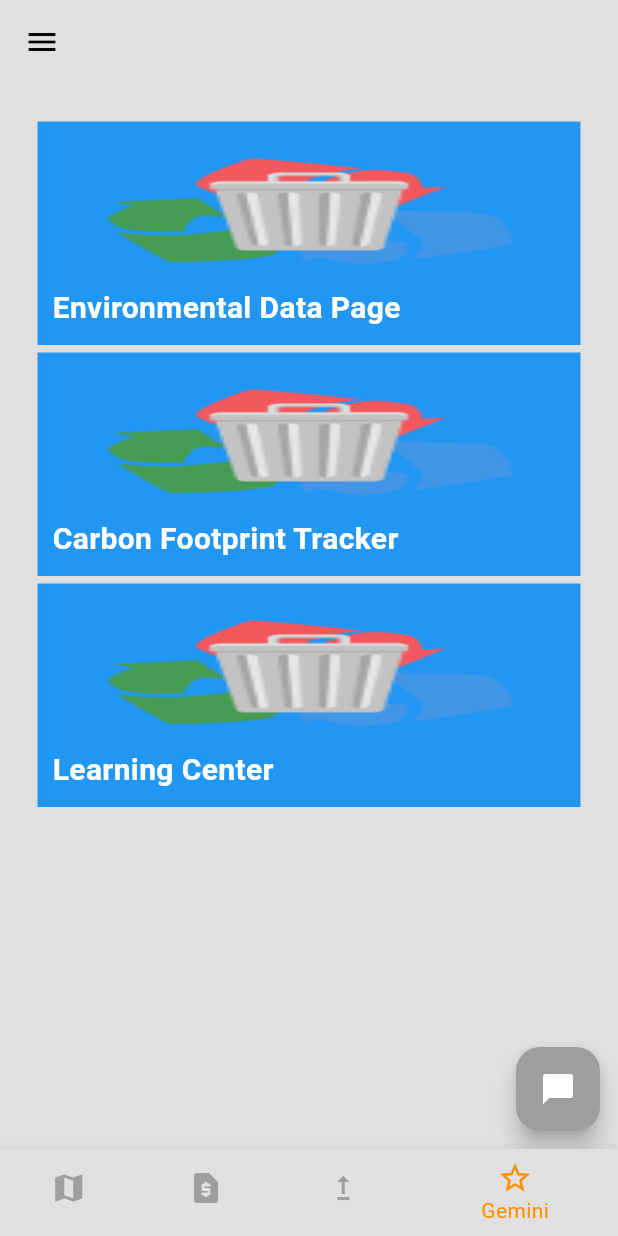
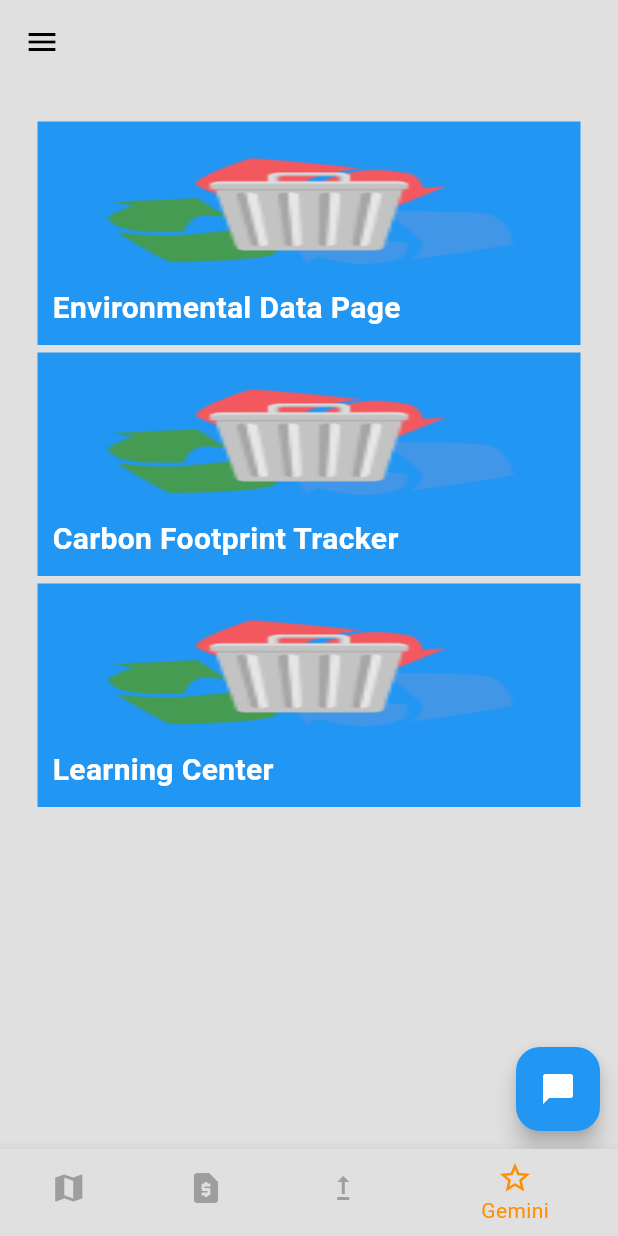
Before and after one commit to rkareem2/Clean-Cycle_flutter-app, a Flutter app: the screen it shows once a user with an empty profile is signed in, item 4 of the bottom bar chosen, on a phone screen of 412 x 824 dp. Run offline on Flutter 3.47's test engine with Material 3 defaults, Android fonts, the phone set to English and light mode, and no system bars; our stand-ins replace cloud_firestore, firebase_auth, firebase_core, flutter_markdown, get, google_generative_ai and 2 more; accounts and stored records are empty.

Commit message:
Update gemini_page.dart

```diff
--- a/clean_cycle/lib/pages/gemini_page.dart
+++ b/clean_cycle/lib/pages/gemini_page.dart
@@ -25,7 +25,7 @@ class _MyAppState extends State<GeminiPage> {
           Container(
             padding: const EdgeInsets.all(15),
             margin: const EdgeInsets.all(10),
-            child: Column(
+            child: ListView(
               children: [
                 buildGeminiSectionButton("assets/logo1.png", "Environmental Data Page", "/env_data_page"),
                 const SizedBox(height: 5),
@@ -54,6 +54,8 @@ class _MyAppState extends State<GeminiPage> {
       floatingActionButton: FloatingActionButton(
         onPressed: _toggleChatVisibility,
         tooltip: (_isChatVisible ? 'Hide Chat' : 'Ask Gemini'),
+        backgroundColor: Colors.blue,
+        foregroundColor: Colors.white,
         child: const Icon(Icons.chat_bubble),
       ),
       floatingActionButtonLocation: FloatingActionButtonLocation.miniEndFloat
```
